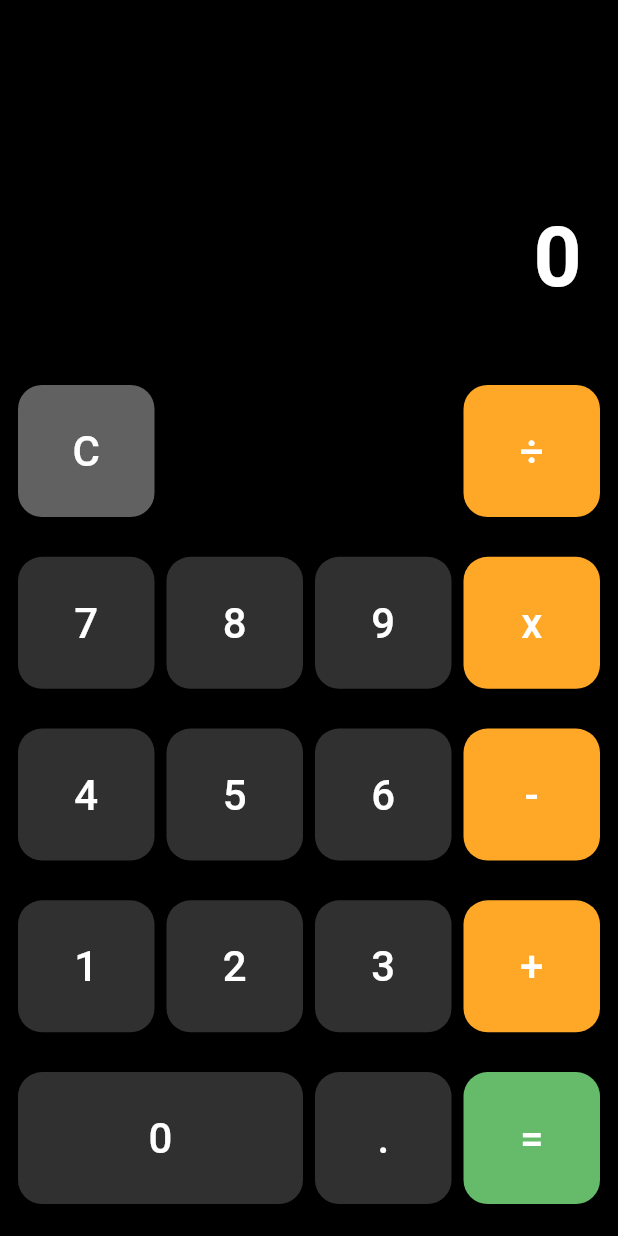
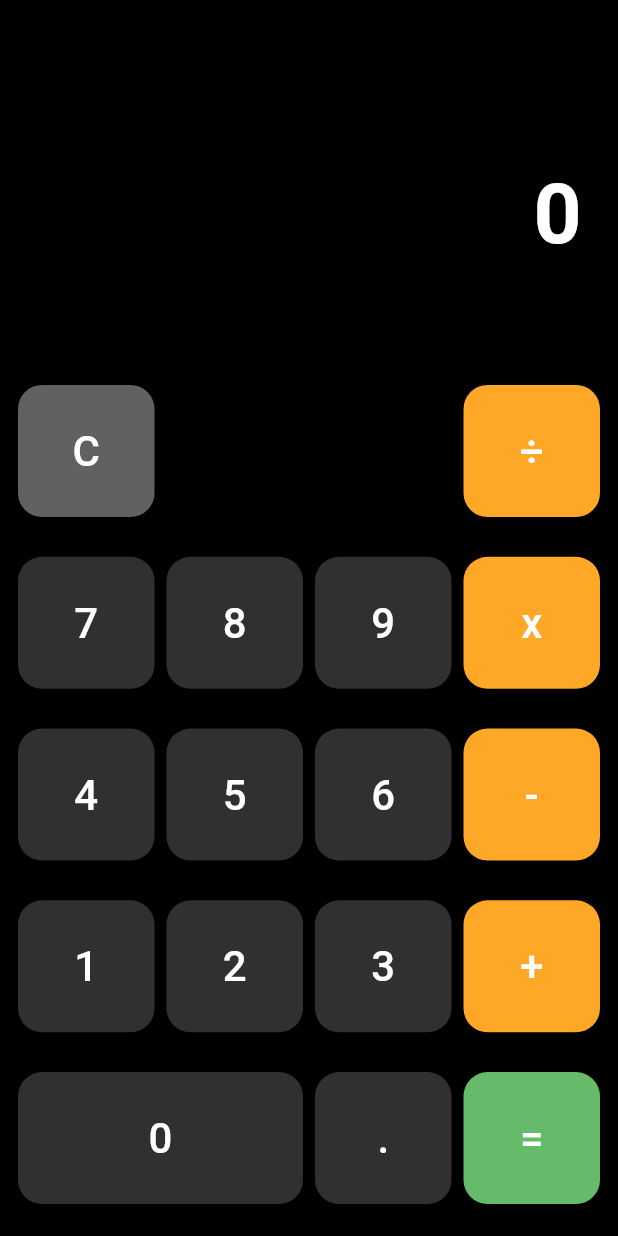
Before and after one commit to orjtor/flutterCalculator, a Flutter app: the screen it shows after launch, on a phone screen of 412 x 824 dp. Run offline on Flutter 3.47's test engine with Material 3 defaults, Android fonts, the phone set to English and light mode, and no system bars.

Commit message:
Hantera rotering

```diff
--- a/lib/calculator/button_section/calculator_button.dart
+++ b/lib/calculator/button_section/calculator_button.dart
@@ -32,6 +32,12 @@ class CalculatorButton extends StatelessWidget {
 
   @override
   Widget build(BuildContext context) {
+    final orientation = MediaQuery.of(context).orientation;
+    final bool isLandscape = orientation == Orientation.landscape;
+
+    final double fontSize = isLandscape ? 18 : 28;
+    final double pad = isLandscape ? 12 : 24;
+
     return Expanded(
       flex: flex,
       child: Container(
@@ -43,14 +49,17 @@ class CalculatorButton extends StatelessWidget {
             shape: RoundedRectangleBorder(
               borderRadius: BorderRadius.circular(16),
             ),
-            padding: const EdgeInsets.all(24),
+            padding: EdgeInsets.all(pad),
           ),
-          child: Text(
-            text,
-            style: const TextStyle(
-              fontSize: 28,
-              fontWeight: FontWeight.w500,
-              color: Colors.white,
+          child: FittedBox(
+            fit: BoxFit.scaleDown,
+            child: Text(
+              text,
+              style: TextStyle(
+                fontSize: fontSize,
+                fontWeight: FontWeight.w500,
+                color: Colors.white,
+              ),
             ),
           ),
         ),
--- a/lib/calculator/calculator_screen.dart
+++ b/lib/calculator/calculator_screen.dart
@@ -113,20 +113,23 @@ class _CalculatorScreenState extends State<CalculatorScreen> {
 
   @override
   Widget build(BuildContext context) {
+    final orientation = MediaQuery.of(context).orientation;
+    final bool isLandscape = orientation == Orientation.landscape;
+
     return Scaffold(
       backgroundColor: Colors.black,
       body: SafeArea(
         child: Column(
           children: [
             Expanded(
-              flex: 2,
+              flex: isLandscape ? 1 : 2,
               child: DisplaySection(
-                historyText: _expression, // Visar hela uttrycket
+                historyText: _expression,
                 currentText: _currentDisplay,
               ),
             ),
             Expanded(
-              flex: 5,
+              flex: isLandscape ? 4 : 5,
               child: ButtonsSection(
                 onNumberPressed: _onNumberPressed,
                 onOperatorPressed: _onOperatorPressed,
--- a/lib/calculator/display_section/display_section.dart
+++ b/lib/calculator/display_section/display_section.dart
@@ -12,34 +12,75 @@ class DisplaySection extends StatelessWidget {
 
   @override
   Widget build(BuildContext context) {
-    return Container(
-      width: double.infinity,
-      padding: const EdgeInsets.all(24),
-      color: Colors.black,
-      child: Column(
-        mainAxisAlignment: MainAxisAlignment.end,
+    final isLandscape =
+        MediaQuery.of(context).orientation == Orientation.landscape;
+
+    final double historyBaseFont = isLandscape ? 16 : 24;
+    final double currentBaseFont = isLandscape ? 36 : 56;
+    final double pad = isLandscape ? 12 : 24;
+
+    return Padding(
+      padding: EdgeInsets.all(pad),
+      child: LayoutBuilder(
+        builder: (context, constraints) {
+          final totalH = constraints.maxHeight;
+          // Fördela höjd (justera procentsatser vid behov)
+          final historyH = totalH * (isLandscape ? 0.28 : 0.25);
+          final spacerH = 4.0;
+          final currentH = totalH - historyH - spacerH;
+
+          return Column(
             crossAxisAlignment: CrossAxisAlignment.end,
             children: [
-          // Historik-display (mindre text)
-          Text(
+              // Historik-rad
+              SizedBox(
+                width: double.infinity,
+                height: historyH,
+                child: Align(
+                  alignment: Alignment.centerRight,
+                  child: FittedBox(
+                    fit: BoxFit.scaleDown,
+                    alignment: Alignment.centerRight,
+                    child: Text(
                       historyText,
-            style: const TextStyle(fontSize: 24, color: Colors.grey),
                       maxLines: 1,
-            overflow: TextOverflow.ellipsis,
+                      softWrap: false,
+                      textAlign: TextAlign.right,
+                      style: TextStyle(
+                        fontSize: historyBaseFont,
+                        color: Colors.grey,
                       ),
-          const SizedBox(height: 8),
-          // Nuvarande display (stor text)
-          Text(
+                    ),
+                  ),
+                ),
+              ),
+              SizedBox(height: spacerH),
+              // Aktuellt värde-rad
+              SizedBox(
+                width: double.infinity,
+                height: currentH,
+                child: Align(
+                  alignment: Alignment.centerRight,
+                  child: FittedBox(
+                    fit: BoxFit.scaleDown,
+                    alignment: Alignment.centerRight,
+                    child: Text(
                       currentText,
-            style: const TextStyle(
-              fontSize: 56,
+                      maxLines: 1,
+                      softWrap: false,
+                      textAlign: TextAlign.right,
+                      style: TextStyle(
+                        fontSize: currentBaseFont,
                         fontWeight: FontWeight.bold,
                         color: Colors.white,
                       ),
-            maxLines: 1,
-            overflow: TextOverflow.fade,
+                    ),
+                  ),
+                ),
               ),
             ],
+          );
+        },
       ),
     );
   }
```
Lines whose indentation alone changed are shown as unchanged.
